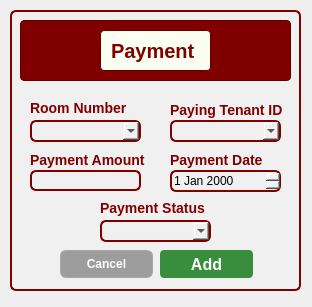
Kris2103/CCC151-Group--BH-Management-System, file CCC151-Group--BH-Management-System/UI_Files/AddPayment.ui: the form before one commit.
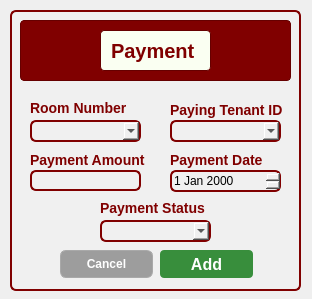
The form after the commit.

What changed in the file:
```diff
--- a/CCC151-Group--BH-Management-System/UI_Files/AddPayment.ui
+++ b/CCC151-Group--BH-Management-System/UI_Files/AddPayment.ui
@@ -7,7 +7,7 @@
     <x>0</x>
     <y>0</y>
     <width>312</width>
-    <height>307</height>
+    <height>299</height>
    </rect>
   </property>
   <property name="windowTitle">
```
